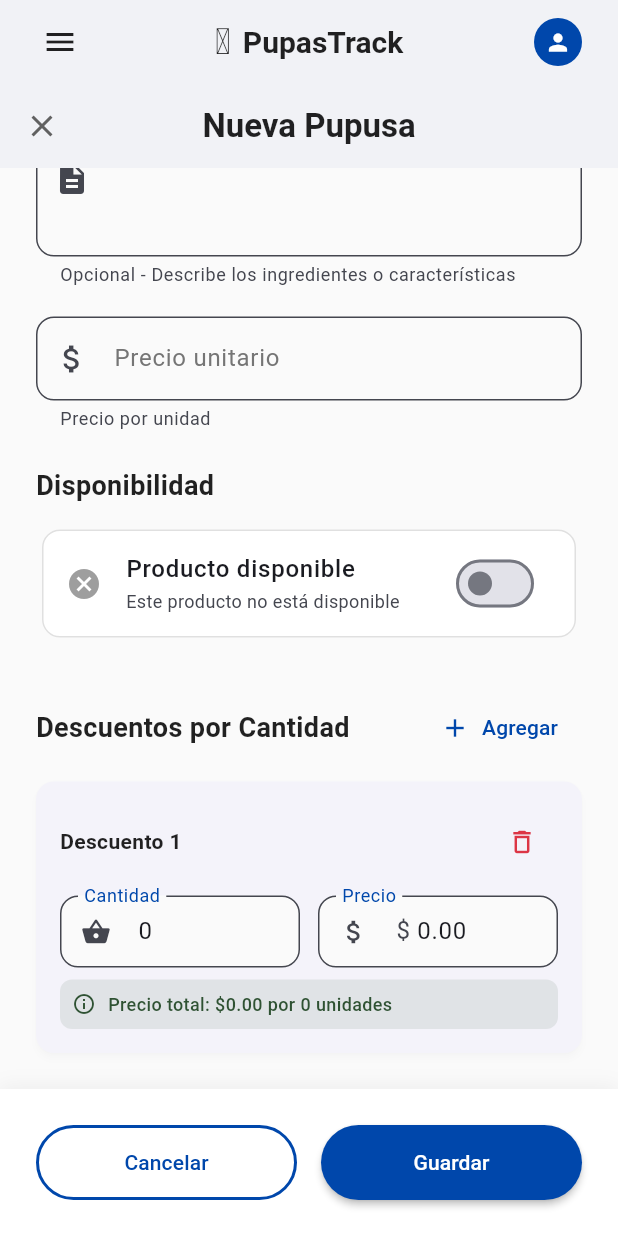
After one commit to BrandonC2003/PupusasTrack, a Flutter app: the AgregarMaterialScreen screen opened by its route, scrolled down 301 dp, after a tap on "Producto disponible", after a tap on "Agregar", on a phone screen of 412 x 824 dp. The commit adds this screen. Run offline on Flutter 3.47's test engine with Material 3 defaults, Android fonts, the light colour scheme and no system bars; our stand-ins replace cloud_firestore, firebase_auth, firebase_core, flutter_bloc, get_it, go_router and 1 more; accounts and stored records are empty.

Commit message:
Avances en el diseño de la pantalla de agregar materiales

```diff
--- a/lib/core/routes/app_router.dart
+++ b/lib/core/routes/app_router.dart
@@ -4,6 +4,7 @@ import 'package:pupusas_track/features/auth/presentation/blocs/auth/auth_bloc.da
 import 'package:pupusas_track/features/auth/presentation/blocs/auth/auth_bloc_notifier.dart';
 import 'package:pupusas_track/features/auth/presentation/blocs/auth/auth_state.dart';
 import 'package:pupusas_track/features/auth/presentation/screens/sign_out_screen.dart';
+import 'package:pupusas_track/features/catalogo/presentation/screens/agregar_material_screen.dart';
 import 'package:pupusas_track/features/catalogo/presentation/screens/catalogo_screen.dart';
 import 'package:pupusas_track/features/informes/presentation/screens/informes_screen.dart';
 import 'package:pupusas_track/features/main_layout/presentation/screens/home_screen.dart';
@@ -73,6 +74,10 @@ class AppRouter {
               builder: (context, state) => const CatalogoScreen(),
             ),
             GoRoute(
+              path: AppRoutes.agregarMaterial,
+              builder: (context, state) => const AgregarMaterialScreen(),
+            ),
+            GoRoute(
               path: AppRoutes.pedidos,
               builder: (context, state) => const PedidosScreen(),
             ),
--- a/lib/core/routes/app_routes.dart
+++ b/lib/core/routes/app_routes.dart
@@ -4,7 +4,15 @@ class AppRoutes{
   static const String home = '/';
   static const String signOut = '/sign-out';
   static const String pedidos = '/pedidos';
+
   static const String catalogo = '/catalogo';
+  static const String agregarMaterial = '/agregar-material';
+  static const String agregarProducto = '/agregar-producto';
+  static const String agregarBebida = '/agregar-bebida';
+  static const String actualizarMaterial = '/actualizar-material';
+  static const String actualizarProducto = '/actualizar-producto';
+  static const String actualizarBebida = '/actualizar-bebida';
+
   static const String informes = '/informes';
   static const String registroDiario = '/registro-diario';
   static const String settings = '/settings';
--- /dev/null
+++ b/lib/features/catalogo/presentation/blocs/agregar_material/agregar_material_state.dart
@@ -0,0 +1,9 @@
+abstract class AgregarMaterialState {}
+
+class AgregarMaterialInitial extends AgregarMaterialState {}
+class AgregarMaterialProcesando extends AgregarMaterialState {}
+class AgregarMaterialExito extends AgregarMaterialState {}
+class AgregarMaterialError extends AgregarMaterialState {
+  final String mensaje;
+  AgregarMaterialError(this.mensaje);
+}
--- a/lib/features/catalogo/presentation/blocs/catalogo_bloc.dart
+++ b/lib/features/catalogo/presentation/blocs/catalogo/catalogo_bloc.dart
@@ -1,6 +1,6 @@
 import 'package:flutter_bloc/flutter_bloc.dart';
-import 'package:pupusas_track/features/catalogo/presentation/blocs/catalogo_event.dart';
-import 'package:pupusas_track/features/catalogo/presentation/blocs/catalogo_state.dart';
+import 'package:pupusas_track/features/catalogo/presentation/blocs/catalogo/catalogo_event.dart';
+import 'package:pupusas_track/features/catalogo/presentation/blocs/catalogo/catalogo_state.dart';
 import 'package:pupusas_track/features/catalogo_producto/domain/enumerables/tipo_producto.dart';
 import 'package:pupusas_track/features/catalogo_producto/domain/use_cases/obtener_productos_use_case.dart';
 import 'package:pupusas_track/features/material/domain/use_cases/obtener_materiales_use_case.dart';
--- /dev/null
+++ b/lib/features/catalogo/presentation/screens/actualizar_bebida_screen.dart
@@ -0,0 +1 @@
+class ActualizarBebidaScreen {}
--- /dev/null
+++ b/lib/features/catalogo/presentation/screens/actualizar_material_screen.dart
@@ -0,0 +1 @@
+class ActualizarMaterialScreen {}
--- /dev/null
+++ b/lib/features/catalogo/presentation/screens/actualizar_producto_screen.dart
@@ -0,0 +1 @@
+class ActualizarProductoScreen {}
--- /dev/null
+++ b/lib/features/catalogo/presentation/screens/agregar_bebida_screen.dart
@@ -0,0 +1 @@
+class AgregarBebidaScreen {}
--- /dev/null
+++ b/lib/features/catalogo/presentation/screens/agregar_material_screen.dart
@@ -0,0 +1,579 @@
+
+import 'package:flutter/material.dart';
+import 'package:flutter/services.dart';
+import 'package:pupusas_track/core/themes/app_theme.dart';
+
+class AgregarMaterialScreen extends StatefulWidget {
+  const AgregarMaterialScreen({super.key});
+
+  @override
+  State<AgregarMaterialScreen> createState() => _AgregarMaterialScreenState();
+}
+
+class _AgregarMaterialScreenState extends State<AgregarMaterialScreen> {
+  final _formKey = GlobalKey<FormState>();
+  final _nombreController = TextEditingController();
+  final _descripcionController = TextEditingController();
+  final _precioController = TextEditingController();
+
+  bool _disponible = true;
+  List<Descuento> _descuentos = [];
+
+  @override
+  void dispose() {
+    _nombreController.dispose();
+    _descripcionController.dispose();
+    _precioController.dispose();
+    super.dispose();
+  }
+
+  @override
+  Widget build(BuildContext context) {
+    return Scaffold(
+      backgroundColor: Colors.grey.shade50,
+      appBar: AppBar(
+        backgroundColor: Colors.white,
+        elevation: 1,
+        leading: IconButton(
+          icon: Icon(Icons.close, color: Colors.grey.shade700),
+          onPressed: () => _showExitConfirmation(context),
+        ),
+        title: const Text(
+          'Nueva Pupusa',
+          style: TextStyle(
+            color: Colors.black87,
+            fontWeight: FontWeight.w600,
+          ),
+        ),
+        centerTitle: true,
+      ),
+      body: Form(
+        key: _formKey,
+        child: Column(
+          children: [
+            // Formulario scrollable
+            Expanded(
+              child: SingleChildScrollView(
+                padding: const EdgeInsets.all(24),
+                child: Column(
+                  crossAxisAlignment: CrossAxisAlignment.start,
+                  children: [
+                    // Icono de pupusa decorativo
+                    Center(
+                      child: Container(
+                        width: 80,
+                        height: 80,
+                        decoration: BoxDecoration(
+                          color: AppTheme.doradoMaiz.withValues(alpha: 0.2),
+                          shape: BoxShape.circle,
+                        ),
+                        child: const Center(
+                          child: Text('🫓', style: TextStyle(fontSize: 50)),
+                        ),
+                      ),
+                    ),
+
+                    const SizedBox(height: 32),
+
+                    // Sección: Información básica
+                    _buildSectionTitle('Información Básica'),
+                    const SizedBox(height: 16),
+
+                    // Campo: Nombre
+                    TextFormField(
+                      controller: _nombreController,
+                      decoration: const InputDecoration(
+                        labelText: 'Nombre de la pupusa',
+                        hintText: 'Ej: Revueltas',
+                        prefixIcon: Icon(Icons.restaurant_menu),
+                      ),
+                      validator: (value) {
+                        if (value == null || value.isEmpty) {
+                          return 'El nombre es obligatorio';
+                        }
+                        return null;
+                      },
+                    ),
+
+                    const SizedBox(height: 20),
+
+                    // Campo: Descripción
+                    TextFormField(
+                      controller: _descripcionController,
+                      maxLines: 3,
+                      decoration: const InputDecoration(
+                        labelText: 'Descripción',
+                        hintText: 'Describe los ingredientes...',
+                        helperText: 'Opcional - Describe los ingredientes o características',
+                        helperMaxLines: 2,
+                        prefixIcon: Icon(Icons.description),
+                        alignLabelWithHint: true,
+                      ),
+                    ),
+
+                    const SizedBox(height: 20),
+
+                    // Campo: Precio unitario
+                    TextFormField(
+                      controller: _precioController,
+                      keyboardType: const TextInputType.numberWithOptions(decimal: true),
+                      inputFormatters: [
+                        FilteringTextInputFormatter.allow(RegExp(r'^\d+\.?\d{0,2}')),
+                      ],
+                      decoration: const InputDecoration(
+                        labelText: 'Precio unitario',
+                        hintText: '1.50',
+                        prefixIcon: Icon(Icons.attach_money),
+                        prefixText: '\$ ',
+                        suffixText: 'USD',
+                        helperText: 'Precio por unidad',
+                      ),
+                      validator: (value) {
+                        if (value == null || value.isEmpty) {
+                          return 'El precio es obligatorio';
+                        }
+                        final precio = double.tryParse(value);
+                        if (precio == null || precio <= 0) {
+                          return 'Ingresa un precio válido';
+                        }
+                        return null;
+                      },
+                    ),
+
+                    const SizedBox(height: 24),
+
+                    // Sección: Disponibilidad
+                    _buildSectionTitle('Disponibilidad'),
+                    const SizedBox(height: 12),
+
+                    Card(
+                      elevation: 0,
+                      color: Colors.white,
+                      shape: RoundedRectangleBorder(
+                        borderRadius: BorderRadius.circular(12),
+                        side: BorderSide(color: Colors.grey.shade300),
+                      ),
+                      child: SwitchListTile(
+                        value: _disponible,
+                        onChanged: (value) {
+                          setState(() {
+                            _disponible = value;
+                          });
+                        },
+                        title: const Text(
+                          'Producto disponible',
+                          style: TextStyle(fontWeight: FontWeight.w500),
+                        ),
+                        subtitle: Text(
+                          _disponible
+                              ? 'Este producto está disponible para la venta'
+                              : 'Este producto no está disponible',
+                          style: TextStyle(fontSize: 12),
+                        ),
+                        activeColor: AppTheme.verdeComal,
+                        secondary: Icon(
+                          _disponible ? Icons.check_circle : Icons.cancel,
+                          color: _disponible ? AppTheme.verdeComal : Colors.grey,
+                        ),
+                      ),
+                    ),
+
+                    const SizedBox(height: 32),
+
+                    // Sección: Descuentos por cantidad
+                    Row(
+                      mainAxisAlignment: MainAxisAlignment.spaceBetween,
+                      children: [
+                        _buildSectionTitle('Descuentos por Cantidad'),
+                        TextButton.icon(
+                          onPressed: _agregarDescuento,
+                          icon: const Icon(Icons.add, size: 20),
+                          label: const Text('Agregar'),
+                          style: TextButton.styleFrom(
+                            foregroundColor: AppTheme.azulSalvador,
+                          ),
+                        ),
+                      ],
+                    ),
+
+                    const SizedBox(height: 12),
+
+                    // Lista de descuentos
+                    if (_descuentos.isEmpty)
+                      _buildEmptyDescuentos()
+                    else
+                      ..._descuentos.asMap().entries.map(
+                        (entry) => _buildDescuentoCard(entry.key, entry.value),
+                      ),
+
+                    const SizedBox(height: 24),
+                  ],
+                ),
+              ),
+            ),
+
+            // Botones de acción fijos en la parte inferior
+            _buildBottomActions(),
+          ],
+        ),
+      ),
+    );
+  }
+
+  Widget _buildSectionTitle(String title) {
+    return Text(
+      title,
+      style: const TextStyle(
+        fontSize: 18,
+        fontWeight: FontWeight.w600,
+        color: Colors.black87,
+      ),
+    );
+  }
+
+  Widget _buildEmptyDescuentos() {
+    return Card(
+      elevation: 0,
+      color: Colors.grey.shade100,
+      shape: RoundedRectangleBorder(
+        borderRadius: BorderRadius.circular(12),
+      ),
+      child: Padding(
+        padding: const EdgeInsets.all(24),
+        child: Column(
+          children: [
+            Icon(
+              Icons.local_offer_outlined,
+              size: 48,
+              color: Colors.grey.shade400,
+            ),
+            const SizedBox(height: 12),
+            Text(
+              'No hay descuentos configurados',
+              style: TextStyle(
+                color: Colors.grey.shade600,
+                fontSize: 14,
+              ),
+            ),
+            const SizedBox(height: 4),
+            Text(
+              'Toca "Agregar" para crear un descuento',
+              style: TextStyle(
+                color: Colors.grey.shade500,
+                fontSize: 12,
+              ),
+            ),
+          ],
+        ),
+      ),
+    );
+  }
+
+  Widget _buildDescuentoCard(int index, Descuento descuento) {
+    return Card(
+      margin: const EdgeInsets.only(bottom: 12),
+      elevation: 2,
+      shadowColor: Colors.black.withValues(alpha: 0.1),
+      shape: RoundedRectangleBorder(
+        borderRadius: BorderRadius.circular(12),
+      ),
+      child: Padding(
+        padding: const EdgeInsets.all(16),
+        child: Column(
+          crossAxisAlignment: CrossAxisAlignment.start,
+          children: [
+            Row(
+              mainAxisAlignment: MainAxisAlignment.spaceBetween,
+              children: [
+                Text(
+                  'Descuento ${index + 1}',
+                  style: const TextStyle(
+                    fontWeight: FontWeight.w600,
+                    fontSize: 14,
+                    color: Colors.black87,
+                  ),
+                ),
+                IconButton(
+                  icon: Icon(
+                    Icons.delete_outline,
+                    color: AppTheme.rojoTomate,
+                    size: 20,
+                  ),
+                  onPressed: () => _eliminarDescuento(index),
+                  padding: EdgeInsets.zero,
+                  constraints: const BoxConstraints(),
+                ),
+              ],
+            ),
+
+            const SizedBox(height: 12),
+
+            Row(
+              children: [
+                // Cantidad
+                Expanded(
+                  child: TextFormField(
+                    initialValue: descuento.cantidad.toString(),
+                    keyboardType: TextInputType.number,
+                    inputFormatters: [
+                      FilteringTextInputFormatter.digitsOnly,
+                    ],
+                    decoration: const InputDecoration(
+                      labelText: 'Cantidad',
+                      hintText: '5',
+                      prefixIcon: Icon(Icons.shopping_basket, size: 20),
+                      contentPadding: EdgeInsets.symmetric(horizontal: 12, vertical: 8),
+                    ),
+                    onChanged: (value) {
+                      final cantidad = int.tryParse(value) ?? 0;
+                      setState(() {
+                        _descuentos[index] = Descuento(
+                          cantidad: cantidad,
+                          precio: descuento.precio,
+                        );
+                      });
+                    },
+                    validator: (value) {
+                      if (value == null || value.isEmpty) {
+                        return 'Requerido';
+                      }
+                      final cantidad = int.tryParse(value);
+                      if (cantidad == null || cantidad <= 0) {
+                        return 'Inválido';
+                      }
+                      return null;
+                    },
+                  ),
+                ),
+
+                const SizedBox(width: 12),
+
+                // Precio
+                Expanded(
+                  child: TextFormField(
+                    initialValue: descuento.precio.toStringAsFixed(2),
+                    keyboardType: const TextInputType.numberWithOptions(decimal: true),
+                    inputFormatters: [
+                      FilteringTextInputFormatter.allow(RegExp(r'^\d+\.?\d{0,2}')),
+                    ],
+                    decoration: const InputDecoration(
+                      labelText: 'Precio',
+                      hintText: '1.25',
+                      prefixText: '\$ ',
+                      prefixIcon: Icon(Icons.attach_money, size: 20),
+                      contentPadding: EdgeInsets.symmetric(horizontal: 12, vertical: 8),
+                    ),
+                    onChanged: (value) {
+                      final precio = double.tryParse(value) ?? 0.0;
+                      setState(() {
+                        _descuentos[index] = Descuento(
+                          cantidad: descuento.cantidad,
+                          precio: precio,
+                        );
+                      });
+                    },
+                    validator: (value) {
+                      if (value == null || value.isEmpty) {
+                        return 'Requerido';
+                      }
+                      final precio = double.tryParse(value);
+                      if (precio == null || precio <= 0) {
+                        return 'Inválido';
+                      }
+                      return null;
+                    },
+                  ),
+                ),
+              ],
+            ),
+
+            const SizedBox(height: 8),
+
+            // Información del descuento calculada
+            Container(
+              padding: const EdgeInsets.all(8),
+              decoration: BoxDecoration(
+                color: AppTheme.verdeComal.withValues(alpha: 0.1),
+                borderRadius: BorderRadius.circular(8),
+              ),
+              child: Row(
+                children: [
+                  Icon(
+                    Icons.info_outline,
+                    size: 16,
+                    color: AppTheme.verdeComal,
+                  ),
+                  const SizedBox(width: 8),
+                  Expanded(
+                    child: Text(
+                      'Precio total: \$${(descuento.cantidad * descuento.precio).toStringAsFixed(2)} por ${descuento.cantidad} unidades',
+                      style: TextStyle(
+                        fontSize: 12,
+                        color: AppTheme.verdeComal,
+                        fontWeight: FontWeight.w500,
+                      ),
+                    ),
+                  ),
+                ],
+              ),
+            ),
+          ],
+        ),
+      ),
+    );
+  }
+
+  Widget _buildBottomActions() {
+    return Container(
+      padding: const EdgeInsets.all(24),
+      decoration: BoxDecoration(
+        color: Colors.white,
+        boxShadow: [
+          BoxShadow(
+            color: Colors.black.withValues(alpha: 0.05),
+            blurRadius: 10,
+            offset: const Offset(0, -2),
+          ),
+        ],
+      ),
+      child: Row(
+        children: [
+          // Botón Cancelar
+          Expanded(
+            child: OutlinedButton(
+              onPressed: () => _showExitConfirmation(context),
+              style: OutlinedButton.styleFrom(
+                minimumSize: const Size(double.infinity, 50),
+              ),
+              child: const Text('Cancelar'),
+            ),
+          ),
+
+          const SizedBox(width: 16),
+
+          // Botón Guardar
+          Expanded(
+            child: ElevatedButton(
+              onPressed: _guardarPupusa,
+              style: ElevatedButton.styleFrom(
+                minimumSize: const Size(double.infinity, 50),
+              ),
+              child: const Text('Guardar'),
+            ),
+          ),
+        ],
+      ),
+    );
+  }
+
+  void _agregarDescuento() {
+    setState(() {
+      _descuentos.add(Descuento(cantidad: 0, precio: 0.0));
+    });
+  }
+
+  void _eliminarDescuento(int index) {
+    showDialog(
+      context: context,
+      builder: (context) => AlertDialog(
+        title: const Text('Eliminar descuento'),
+        content: const Text('¿Estás seguro de que quieres eliminar este descuento?'),
+        actions: [
+          TextButton(
+            onPressed: () => Navigator.pop(context),
+            child: const Text('Cancelar'),
+          ),
+          ElevatedButton(
+            onPressed: () {
+              setState(() {
+                _descuentos.removeAt(index);
+              });
+              Navigator.pop(context);
+            },
+            style: ElevatedButton.styleFrom(
+              backgroundColor: AppTheme.rojoTomate,
+            ),
+            child: const Text('Eliminar'),
+          ),
+        ],
+      ),
+    );
+  }
+
+  void _guardarPupusa() {
+    if (_formKey.currentState!.validate()) {
+      // Aquí implementar la lógica de guardado con BLoC
+      final pupusaData = {
+        'nombre': _nombreController.text,
+        'descripcion': _descripcionController.text,
+        'precio': double.parse(_precioController.text),
+        'disponible': _disponible,
+        'descuentos': _descuentos.map((d) => {
+          'cantidad': d.cantidad,
+          'precio': d.precio,
+        }).toList(),
+      };
+
+      print('Guardando pupusa: $pupusaData');
+
+      // Mostrar mensaje de éxito
+      ScaffoldMessenger.of(context).showSnackBar(
+        SnackBar(
+          content: const Text('Pupusa guardada exitosamente'),
+          backgroundColor: AppTheme.verdeComal,
+          behavior: SnackBarBehavior.floating,
+        ),
+      );
+
+      // Regresar a la pantalla anterior
+      Navigator.pop(context);
+    }
+  }
+
+  void _showExitConfirmation(BuildContext context) {
+    // Verificar si hay cambios sin guardar
+    if (_nombreController.text.isNotEmpty ||
+        _descripcionController.text.isNotEmpty ||
+        _precioController.text.isNotEmpty ||
+        _descuentos.isNotEmpty) {
+      showDialog(
+        context: context,
+        builder: (context) => AlertDialog(
+          title: const Text('¿Descartar cambios?'),
+          content: const Text(
+            'Tienes cambios sin guardar. ¿Estás seguro de que quieres salir?',
+          ),
+          actions: [
+            TextButton(
+              onPressed: () => Navigator.pop(context),
+              child: const Text('Continuar editando'),
+            ),
+            ElevatedButton(
+              onPressed: () {
+                Navigator.pop(context); // Cerrar diálogo
+                Navigator.pop(context); // Cerrar pantalla
+              },
+              style: ElevatedButton.styleFrom(
+                backgroundColor: AppTheme.rojoTomate,
+              ),
+              child: const Text('Descartar'),
+            ),
+          ],
+        ),
+      );
+    } else {
+      Navigator.pop(context);
+    }
+  }
+}
+
+// Modelo de descuento
+class Descuento {
+  final int cantidad;
+  final double precio;
+
+  Descuento({
+    required this.cantidad,
+    required this.precio,
+  });
+}
--- /dev/null
+++ b/lib/features/catalogo/presentation/screens/agregar_producto_screen.dart
@@ -0,0 +1 @@
+class AgregarProductoScreen {}
--- a/lib/features/catalogo/presentation/screens/catalogo_screen.dart
+++ b/lib/features/catalogo/presentation/screens/catalogo_screen.dart
@@ -3,9 +3,9 @@ import 'package:flutter_bloc/flutter_bloc.dart';
 import 'package:go_router/go_router.dart';
 import 'package:pupusas_track/core/routes/app_routes.dart';
 import 'package:pupusas_track/core/themes/app_theme.dart';
-import 'package:pupusas_track/features/catalogo/presentation/blocs/catalogo_bloc.dart';
-import 'package:pupusas_track/features/catalogo/presentation/blocs/catalogo_event.dart';
-import 'package:pupusas_track/features/catalogo/presentation/blocs/catalogo_state.dart';
+import 'package:pupusas_track/features/catalogo/presentation/blocs/catalogo/catalogo_bloc.dart';
+import 'package:pupusas_track/features/catalogo/presentation/blocs/catalogo/catalogo_event.dart';
+import 'package:pupusas_track/features/catalogo/presentation/blocs/catalogo/catalogo_state.dart';
 import 'package:pupusas_track/features/catalogo_producto/domain/entities/catalogo_producto_entity.dart';
 import 'package:pupusas_track/features/material/domain/entities/material_entity.dart';
 import 'package:pupusas_track/injection.dart';
@@ -500,8 +500,8 @@ class _CatalogoScreenState extends State<CatalogoScreen>
               title: const Text('Agregar Bebida'),
               subtitle: const Text('Nueva bebida al menú'),
               onTap: () {
-                Navigator.pop(context);
-                Navigator.pushNamed(context, '/add-bebida');
+                context.pop();
+                context.go(AppRoutes.agregarMaterial);
               },
             ),
           ],
--- a/lib/injection.dart
+++ b/lib/injection.dart
@@ -2,7 +2,7 @@ import 'package:cloud_firestore/cloud_firestore.dart';
 import 'package:get_it/get_it.dart';
 import 'package:pupusas_track/core/data/services/session_service_impl.dart';
 import 'package:pupusas_track/core/domain/services/session_service.dart';
-import 'package:pupusas_track/features/catalogo/presentation/blocs/catalogo_bloc.dart';
+import 'package:pupusas_track/features/catalogo/presentation/blocs/catalogo/catalogo_bloc.dart';
 import 'package:pupusas_track/features/catalogo_producto/data/repository/catalogo_producto_repository_impl.dart';
 import 'package:pupusas_track/features/catalogo_producto/domain/repository/catalogo_producto_repository.dart';
 import 'package:pupusas_track/features/catalogo_producto/domain/use_cases/actualizar_producto_use_case.dart';
```
Also changed, not shown: lib/features/catalogo/presentation/blocs/agregar_material/agregar_material_bloc.dart (added), lib/features/catalogo/presentation/blocs/agregar_material/agregar_material_event.dart (added), lib/features/catalogo/presentation/blocs/catalogo/catalogo_event.dart (renamed from lib/features/catalogo/presentation/blocs/catalogo_event.dart), lib/features/catalogo/presentation/blocs/catalogo/catalogo_state.dart (renamed from lib/features/catalogo/presentation/blocs/catalogo_state.dart).
